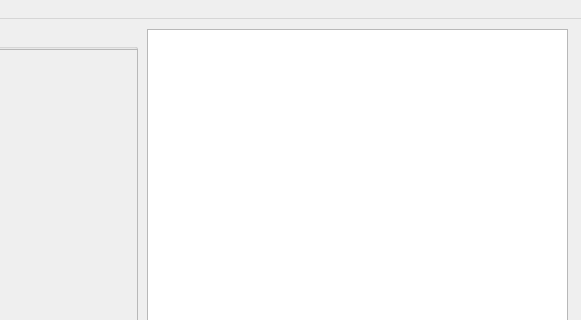
Above: pomoikadesign.ui from Casionale/Navigator-for-people before the change; both pictures show x 533 to 1114 and y 0 to 320 of the 1114 by 600 pixel window. Below: the same form after it.
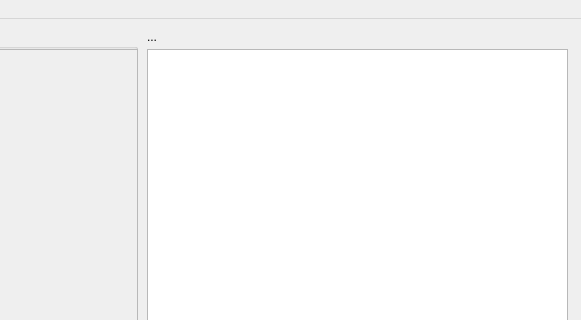
That is the form after the change.

Commit message: Немного допиленный гуи

```diff
--- a/pomoikadesign.ui
+++ b/pomoikadesign.ui
@@ -215,9 +215,9 @@
     <property name="geometry">
      <rect>
       <x>680</x>
-      <y>10</y>
+      <y>30</y>
       <width>421</width>
-      <height>511</height>
+      <height>491</height>
      </rect>
     </property>
    </widget>
@@ -270,6 +270,25 @@
      <string>Сохранить в файл</string>
     </property>
    </widget>
+   <widget class="QLabel" name="label_over_table">
+    <property name="geometry">
+     <rect>
+      <x>680</x>
+      <y>10</y>
+      <width>421</width>
+      <height>16</height>
+     </rect>
+    </property>
+    <property name="frameShape">
+     <enum>QFrame::NoFrame</enum>
+    </property>
+    <property name="text">
+     <string>...</string>
+    </property>
+    <property name="scaledContents">
+     <bool>true</bool>
+    </property>
+   </widget>
   </widget>
   <widget class="QMenuBar" name="menubar">
    <property name="geometry">
```
The commit also changes 1 other file.
